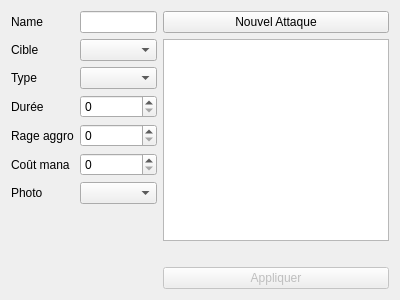
r0nd0ud0u/qt-rpg, file app/view/forms/editattakview.ui: the form before one commit.
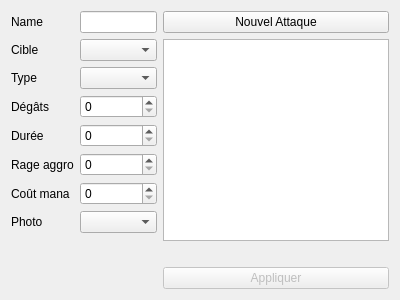
The form after the commit. Icons and pictures are not drawn. Custom widgets are drawn as their Qt base class.

```diff
--- a/app/view/forms/editattakview.ui
+++ b/app/view/forms/editattakview.ui
@@ -45,57 +45,71 @@
        <item row="2" column="1">
         <widget class="QComboBox" name="reach_comboBox"/>
        </item>
-       <item row="3" column="0">
+       <item row="4" column="0">
         <widget class="QLabel" name="duration_label">
          <property name="text">
           <string>Durée</string>
          </property>
         </widget>
        </item>
-       <item row="3" column="1">
+       <item row="4" column="1">
         <widget class="QSpinBox" name="duration_spinBox"/>
        </item>
-       <item row="4" column="0">
+       <item row="5" column="0">
         <widget class="QLabel" name="rage_aggro_label">
          <property name="text">
           <string>Rage aggro</string>
          </property>
         </widget>
        </item>
-       <item row="4" column="1">
+       <item row="5" column="1">
         <widget class="QSpinBox" name="rage_aggro_spinBox">
          <property name="maximum">
           <number>1000</number>
          </property>
         </widget>
        </item>
-       <item row="5" column="0">
+       <item row="6" column="0">
         <widget class="QLabel" name="mana_cost_label">
          <property name="text">
           <string>Coût mana</string>
          </property>
         </widget>
        </item>
-       <item row="5" column="1">
+       <item row="6" column="1">
         <widget class="QSpinBox" name="mana_cost_spinBox">
          <property name="maximum">
           <number>1000</number>
          </property>
         </widget>
        </item>
-       <item row="6" column="0">
+       <item row="7" column="0">
         <widget class="QLabel" name="photo_label">
          <property name="text">
           <string>Photo</string>
          </property>
         </widget>
        </item>
-       <item row="6" column="1">
+       <item row="7" column="1">
         <widget class="QComboBox" name="photo_comboBox"/>
        </item>
        <item row="1" column="1">
         <widget class="QComboBox" name="target_comboBox"/>
        </item>
+       <item row="3" column="0">
+        <widget class="QLabel" name="damage_label">
+         <property name="text">
+          <string>Dégâts</string>
+         </property>
+        </widget>
+       </item>
+       <item row="3" column="1">
+        <widget class="QSpinBox" name="damage_spinBox">
+         <property name="maximum">
+          <number>10000</number>
+         </property>
+        </widget>
+       </item>
       </layout>
      </item>
      <item>
```
